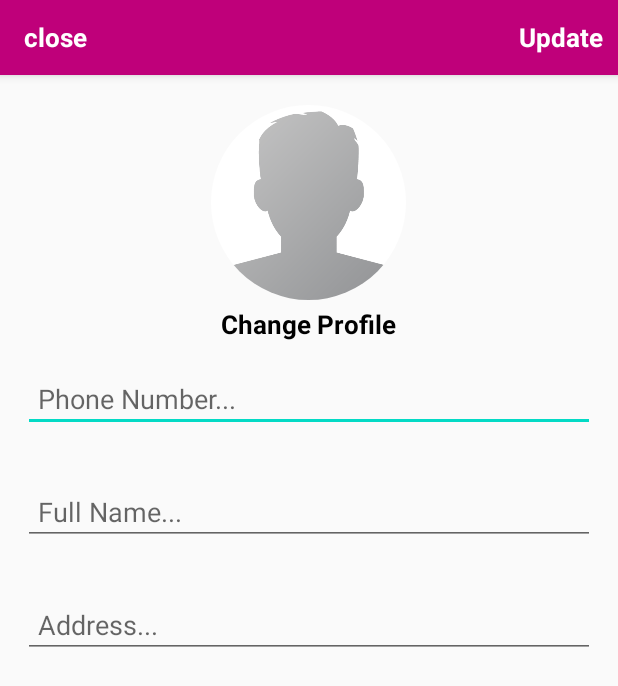
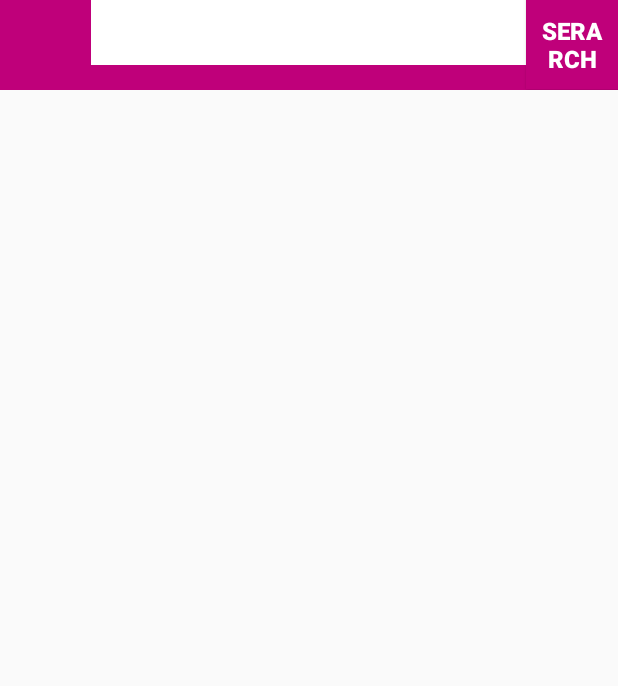
Before and after one commit to tranthaithinhhpq/CANIFA, an Android app: the HomeActivity screen opened directly, with no data from a screen before it, in the side drawer, after a tap on "Settings", on a phone screen of 412 x 824 dp. Shown: the top 686 px of the screen. Run offline under Robolectric (Android 15) with nearby library versions, the light colour scheme and no system bars; our stand-ins replace CircleImageView, Firebase (no records; nobody signed in at launch, a user with empty details on screens opened directly), Picasso; libraries missing offline, so code that uses them is left out: io.paperdb; pictures from the network do not load; 6 statements that could not run were skipped.

Commit message:
bai 32,33,34

```diff
--- a/app/src/main/AndroidManifest.xml
+++ b/app/src/main/AndroidManifest.xml
@@ -12,7 +12,8 @@
         android:roundIcon="@mipmap/ic_launcher_round"
         android:supportsRtl="true"
         android:theme="@style/AppTheme">
-        <activity android:name=".AdminUserProductsActivity"></activity>
+        <activity android:name=".SearchProductsActivity"></activity>
+        <activity android:name=".AdminUserProductsActivity" />
         <activity android:name=".AdminNewOrdersActivity" />
         <activity android:name=".ConfirmFinalOrderActivity" />
         <activity android:name=".CartActivity" />
--- a/app/src/main/java/com/example/appcanifa/HomeActivity.java
+++ b/app/src/main/java/com/example/appcanifa/HomeActivity.java
@@ -184,9 +184,10 @@ public class HomeActivity extends AppCompatActivity
             Intent intent = new Intent(HomeActivity.this,CartActivity.class);
             startActivity(intent);
         }
-        else if (id == R.id.nav_order)
+        else if (id == R.id.nav_searchs)
         {
-
+            Intent intent = new Intent(HomeActivity.this,CartActivity.class);
+            startActivity(intent);
         }
         else if (id == R.id.nav_categories)
         {
@@ -194,7 +195,7 @@ public class HomeActivity extends AppCompatActivity
         }
         else if (id == R.id.nav_setting)
         {
-            Intent intent = new Intent(HomeActivity.this, SettinsActivity.class);
+            Intent intent = new Intent(HomeActivity.this, SearchProductsActivity.class);
             startActivity(intent);
         }
         else if (id == R.id.nav_logout)
@@ -210,5 +211,6 @@ public class HomeActivity extends AppCompatActivity
         DrawerLayout drawer = (DrawerLayout) findViewById(R.id.drawer_layout);
         drawer.closeDrawer(GravityCompat.START);
         return true;
+
     }
 }
--- /dev/null
+++ b/app/src/main/java/com/example/appcanifa/SearchProductsActivity.java
@@ -0,0 +1,69 @@
+package com.example.appcanifa;
+
+import androidx.annotation.NonNull;
+import androidx.appcompat.app.AppCompatActivity;
+import androidx.recyclerview.widget.LinearLayoutManager;
+import androidx.recyclerview.widget.RecyclerView;
+
+import android.os.Bundle;
+import android.view.View;
+import android.view.ViewGroup;
+import android.widget.Button;
+import android.widget.EditText;
+import android.widget.SearchView;
+
+import com.example.appcanifa.Model.Products;
+import com.example.appcanifa.ViewHolder.ProductViewHolder;
+import com.firebase.ui.database.FirebaseRecyclerAdapter;
+import com.firebase.ui.database.FirebaseRecyclerOptions;
+import com.google.firebase.database.DatabaseReference;
+import com.google.firebase.database.FirebaseDatabase;
+
+public class SearchProductsActivity extends AppCompatActivity {
+    private Button SearchBtn;
+    private String Search_Input;
+    private EditText inputText;
+    private RecyclerView searchList;
+
+    @Override
+    protected void onCreate(Bundle savedInstanceState) {
+        super.onCreate(savedInstanceState);
+        setContentView(R.layout.activity_search_products);
+
+        inputText = findViewById(R.id.search_products_name);
+        SearchBtn = findViewById(R.id.search_btn);
+        searchList = findViewById(R.id.search_list);
+        searchList.setLayoutManager(new LinearLayoutManager(SearchProductsActivity.this));
+        SearchBtn.setOnClickListener(new View.OnClickListener() {
+            @Override
+            public void onClick(View v) {
+                Search_Input = inputText.getText().toString();
+                onStart();
+            }
+        });
+    }
+
+
+
+    protected void OnStart() {
+        super.onStart();
+        DatabaseReference reference = FirebaseDatabase.getInstance().getReference().child("Products");
+        FirebaseRecyclerOptions<Products>options=
+                 new FirebaseRecyclerOptions.Builder<Products>().setQuery(reference.orderByChild("pname"),Products.class)
+                .build();
+        FirebaseRecyclerAdapter<Products , ProductViewHolder> adapter =
+                 new FirebaseRecyclerAdapter<Products, ProductViewHolder>(options) {
+                     @Override
+                     protected void onBindViewHolder(@NonNull ProductViewHolder holder, int position, @NonNull Products model) {
+
+                     }
+
+                     @NonNull
+                     @Override
+                     public ProductViewHolder onCreateViewHolder(@NonNull ViewGroup parent, int viewType) {
+                         return null;
+                     }
+                 };
+            }
+
+        }
--- /dev/null
+++ b/app/src/main/res/layout/activity_search_products.xml
@@ -0,0 +1,55 @@
+<?xml version="1.0" encoding="utf-8"?>
+ <RelativeLayout
+    xmlns:android="http://schemas.android.com/apk/res/android"
+    xmlns:app="http://schemas.android.com/apk/res-auto"
+    xmlns:tools="http://schemas.android.com/tools"
+    android:layout_width="match_parent"
+    android:layout_height="match_parent"
+    tools:context=".SearchProductsActivity">
+    <RelativeLayout
+        android:id="@+id/r5"
+        android:layout_width="match_parent"
+        android:layout_height="60dp"
+        android:background="@color/colorPrimaryDark"
+        android:layout_alignParentTop="true">
+
+ <EditText
+      android:id="@+id/search_products_name"
+      android:layout_width="290dp"
+      android:hint="Product Name"
+     android:textSize="18dp"
+     android:textStyle="bold"
+
+      android:background="@android:color/white"
+      android:padding="9dp"
+      android:layout_marginStart="5dp"
+      android:layout_centerHorizontal="true"
+      android:textColorHint="@android:color/white"
+     android:layout_height="wrap_content" />
+     <Button
+         android:id="@+id/search_btn"
+
+         android:layout_width="wrap_content"
+          android:layout_height="wrap_content"
+          android:text="Serarch"
+          android:textColor="@android:color/white"
+          android:textSize="16dp"
+         android:textStyle="bold"
+         android:padding="9dp"
+          android:layout_centerInParent="true"
+           android:background="@color/colorPrimaryDark"
+         android:layout_toRightOf="@+id/search_products_name"
+
+
+            />
+    </RelativeLayout>
+
+    <androidx.recyclerview.widget.RecyclerView
+        android:id="@+id/search_list"
+        android:layout_width="match_parent"
+        android:layout_height="match_parent"
+        android:layout_below="@id/r5"
+
+        >
+    </androidx.recyclerview.widget.RecyclerView>
+</RelativeLayout>
--- a/app/src/main/res/menu/activity_main_drawer.xml
+++ b/app/src/main/res/menu/activity_main_drawer.xml
@@ -10,9 +10,9 @@
             android:title="Carts"
             android:iconTint="@android:color/white"/>
         <item
-            android:id="@+id/nav_order"
+            android:id="@+id/nav_searchs"
             android:icon="@drawable/orders"
-            android:title="Orders"
+            android:title="Search"
             android:iconTint="@android:color/white"/>
         <item
             android:id="@+id/nav_categories"
--- a/build.gradle
+++ b/build.gradle
@@ -5,7 +5,7 @@ buildscript {
         jcenter()
     }
     dependencies {
-        classpath 'com.android.tools.build:gradle:4.0.1'
+        classpath 'com.android.tools.build:gradle:4.1.1'
         classpath 'com.google.gms:google-services:4.3.4'
 
         // NOTE: Do not place your application dependencies here; they belong
```
Also changed, not shown: app/src/main/java/com/example/appcanifa/AdminNewOrdersActivity.java (+37 -0 lines).
